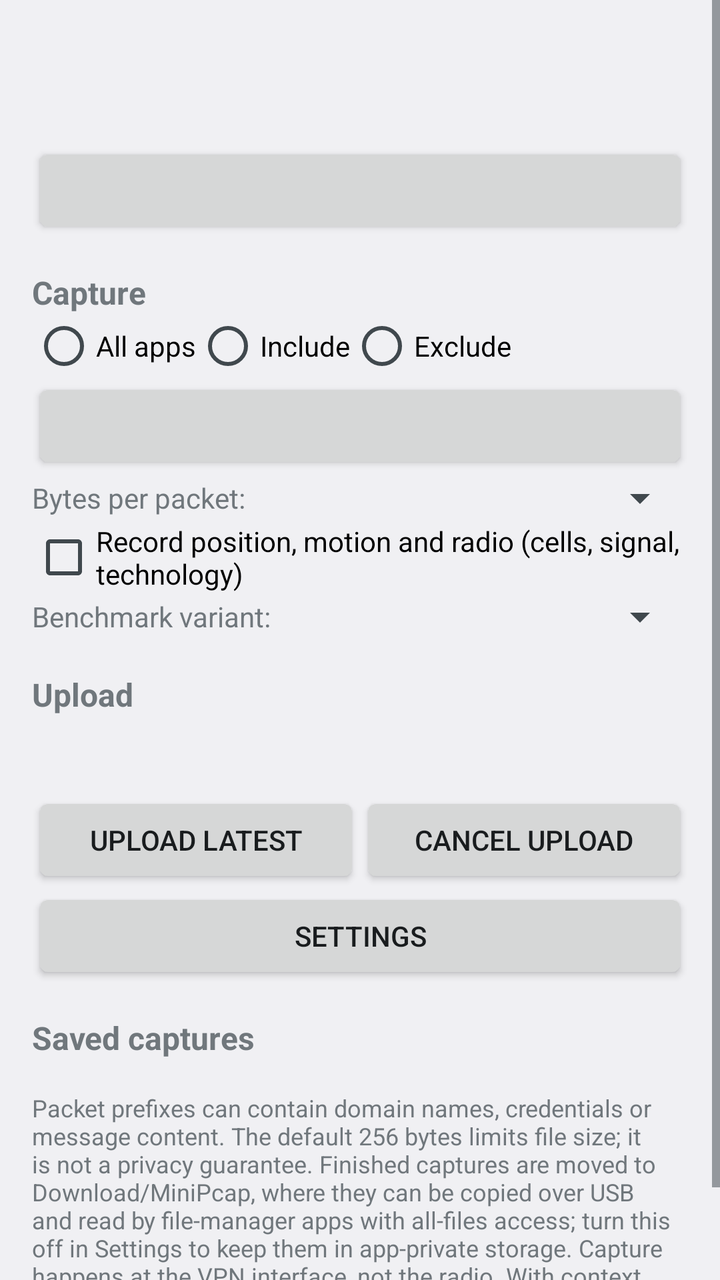
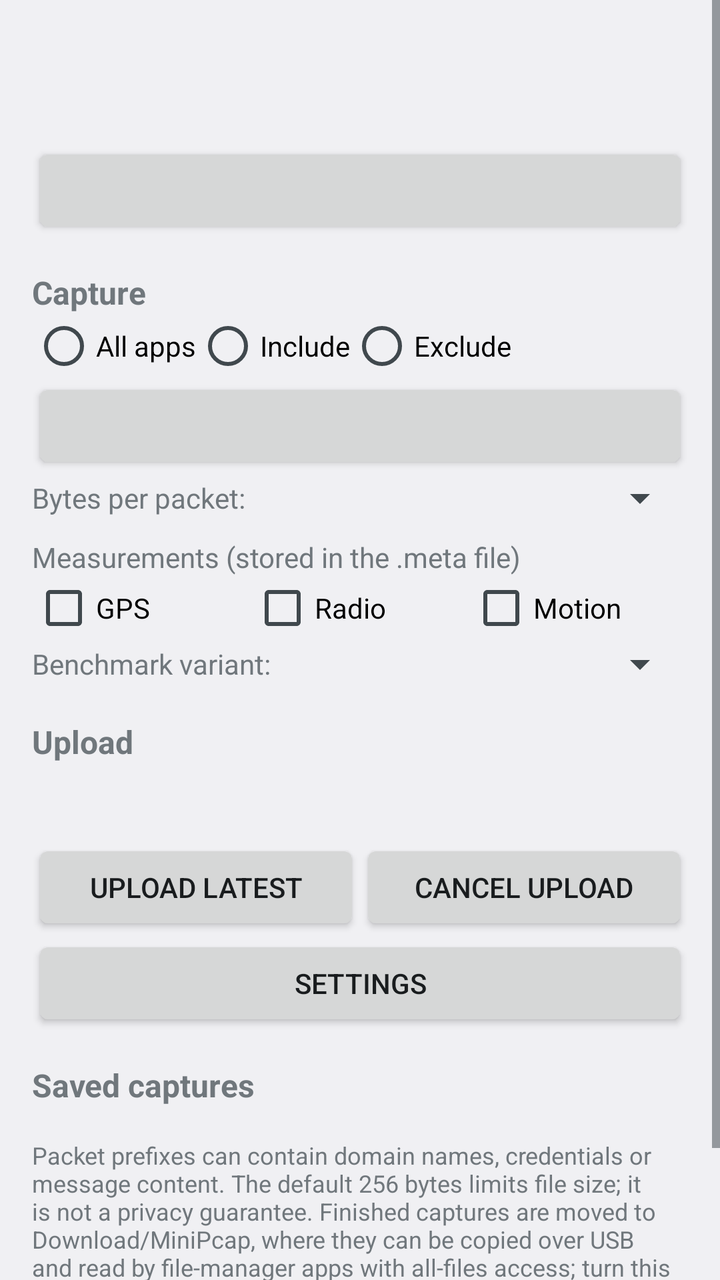

Two renders of the same Android screen: before a commit and after it. Below are the layout's source before the change and the commit's diff.
<!-- AndroidManifest.xml: application theme AppTheme -->
<!-- res/layout/activity_main.xml -->
<?xml version="1.0" encoding="utf-8"?>
<ScrollView xmlns:android="http://schemas.android.com/apk/res/android"
    android:layout_width="match_parent"
    android:layout_height="match_parent"
    android:fitsSystemWindows="true">

    <LinearLayout
        android:layout_width="match_parent"
        android:layout_height="wrap_content"
        android:orientation="vertical"
        android:padding="16dp">

        <TextView
            android:id="@+id/tvState"
            android:layout_width="match_parent"
            android:layout_height="wrap_content"
            android:textSize="20sp"
            android:textStyle="bold" />

        <TextView
            android:id="@+id/tvCounters"
            android:layout_width="match_parent"
            android:layout_height="wrap_content"
            android:layout_marginTop="4dp"
            android:fontFamily="monospace"
            android:textSize="12sp" />

        <Button
            android:id="@+id/btnStartStop"
            android:layout_width="match_parent"
            android:layout_height="wrap_content"
            android:layout_marginTop="8dp" />

        <TextView style="@style/SectionTitle" android:text="@string/capture_settings" />

        <RadioGroup
            android:id="@+id/rgFilter"
            android:layout_width="match_parent"
            android:layout_height="wrap_content"
            android:orientation="horizontal">
            <RadioButton android:id="@+id/rbAll" android:layout_width="wrap_content" android:layout_height="wrap_content" android:text="@string/filter_all" />
            <RadioButton android:id="@+id/rbInclude" android:layout_width="wrap_content" android:layout_height="wrap_content" android:text="@string/filter_include" />
            <RadioButton android:id="@+id/rbExclude" android:layout_width="wrap_content" android:layout_height="wrap_content" android:text="@string/filter_exclude" />
        </RadioGroup>

        <Button
            android:id="@+id/btnPickApps"
            android:layout_width="match_parent"
            android:layout_height="wrap_content" />

        <LinearLayout
            android:layout_width="match_parent"
            android:layout_height="wrap_content"
            android:gravity="center_vertical"
            android:orientation="horizontal">
            <TextView android:layout_width="wrap_content" android:layout_height="wrap_content" android:text="@string/snaplen" />
            <Spinner android:id="@+id/spSnaplen" android:layout_width="0dp" android:layout_weight="1" android:layout_height="wrap_content" />
        </LinearLayout>

        <CheckBox
            android:id="@+id/cbContext"
            android:layout_width="wrap_content"
            android:layout_height="wrap_content"
            android:text="@string/record_context" />

        <LinearLayout
            android:id="@+id/rowVariant"
            android:layout_width="match_parent"
            android:layout_height="wrap_content"
            android:gravity="center_vertical"
            android:orientation="horizontal">
            <TextView android:layout_width="wrap_content" android:layout_height="wrap_content" android:text="@string/variant" />
            <Spinner android:id="@+id/spVariant" android:layout_width="0dp" android:layout_weight="1" android:layout_height="wrap_content" />
        </LinearLayout>

        <TextView style="@style/SectionTitle" android:text="@string/upload" />

        <TextView
            android:id="@+id/tvLatest"
            android:layout_width="match_parent"
            android:layout_height="wrap_content" />

        <TextView
            android:id="@+id/tvUploadStatus"
            android:layout_width="match_parent"
            android:layout_height="wrap_content" />

        <LinearLayout
            android:layout_width="match_parent"
            android:layout_height="wrap_content"
            android:orientation="horizontal">
            <Button android:id="@+id/btnUpload" android:layout_width="0dp" android:layout_weight="1" android:layout_height="wrap_content" android:text="@string/upload_latest" />
            <Button android:id="@+id/btnCancelUpload" android:layout_width="0dp" android:layout_weight="1" android:layout_height="wrap_content" android:text="@string/cancel_upload" />
        </LinearLayout>

        <Button
            android:id="@+id/btnSettings"
            android:layout_width="match_parent"
            android:layout_height="wrap_content"
            android:text="@string/settings" />

        <TextView style="@style/SectionTitle" android:text="@string/saved_captures" />

        <LinearLayout
            android:id="@+id/listSessions"
            android:layout_width="match_parent"
            android:layout_height="wrap_content"
            android:orientation="vertical" />

        <TextView
            android:layout_width="match_parent"
            android:layout_height="wrap_content"
            android:layout_marginTop="16dp"
            android:text="@string/privacy_notice"
            android:textSize="12sp" />
    </LinearLayout>
</ScrollView>
<!-- resources referenced by this layout -->
<resources>
  <string name="cancel_upload">Cancel upload</string>
  <string name="capture_settings">Capture</string>
  <string name="filter_all">All apps</string>
  <string name="filter_exclude">Exclude</string>
  <string name="filter_include">Include</string>
  <string name="privacy_notice">Packet prefixes can contain domain names, credentials or message content. The default 256 bytes limits file size; it is not a privacy guarantee. Finished captures are moved to Download/MiniPcap, where they can be copied over USB and read by file-manager apps with all-files access; turn this off in Settings to keep them in app-private storage. Capture happens at the VPN interface, not the radio. With context recording on, captures also contain your precise location and nearby cell and Wi-Fi identifiers.</string>
  <string name="record_context">Record position, motion and radio (cells, signal, technology)</string>
  <string name="saved_captures">Saved captures</string>
  <string name="settings">Settings</string>
  <string name="snaplen">Bytes per packet: </string>
  <string name="upload">Upload</string>
  <string name="upload_latest">Upload latest</string>
  <string name="variant">Benchmark variant: </string>
  <style name="SectionTitle">
          <item name="android:layout_width">match_parent</item>
          <item name="android:layout_height">wrap_content</item>
          <item name="android:layout_marginTop">16dp</item>
          <item name="android:textStyle">bold</item>
          <item name="android:textSize">16sp</item>
      </style>
  <style name="AppTheme" parent="android:Theme.DeviceDefault.DayNight" />
</resources>

<!-- the commit's change to res/layout/activity_main.xml (unified diff, before → after) -->
@@ -57,11 +57,19 @@
             <Spinner android:id="@+id/spSnaplen" android:layout_width="0dp" android:layout_weight="1" android:layout_height="wrap_content" />
         </LinearLayout>
 
-        <CheckBox
-            android:id="@+id/cbContext"
+        <TextView
             android:layout_width="wrap_content"
             android:layout_height="wrap_content"
-            android:text="@string/record_context" />
+            android:layout_marginTop="8dp"
+            android:text="@string/measurements" />
+        <LinearLayout
+            android:layout_width="match_parent"
+            android:layout_height="wrap_content"
+            android:orientation="horizontal">
+            <CheckBox android:id="@+id/cbGps" android:layout_width="0dp" android:layout_weight="1" android:layout_height="wrap_content" android:text="@string/m_gps" />
+            <CheckBox android:id="@+id/cbRadio" android:layout_width="0dp" android:layout_weight="1" android:layout_height="wrap_content" android:text="@string/m_radio" />
+            <CheckBox android:id="@+id/cbMotion" android:layout_width="0dp" android:layout_weight="1" android:layout_height="wrap_content" android:text="@string/m_motion" />
+        </LinearLayout>
 
         <LinearLayout
             android:id="@+id/rowVariant"
<!-- resource entries referenced after the edit -->
@@ -5,8 +5,11 @@
   <string name="filter_all">All apps</string>
   <string name="filter_exclude">Exclude</string>
   <string name="filter_include">Include</string>
-  <string name="privacy_notice">Packet prefixes can contain domain names, credentials or message content. The default 256 bytes limits file size; it is not a privacy guarantee. Finished captures are moved to Download/MiniPcap, where they can be copied over USB and read by file-manager apps with all-files access; turn this off in Settings to keep them in app-private storage. Capture happens at the VPN interface, not the radio. With context recording on, captures also contain your precise location and nearby cell and Wi-Fi identifiers.</string>
-  <string name="record_context">Record position, motion and radio (cells, signal, technology)</string>
+  <string name="m_gps">GPS</string>
+  <string name="m_motion">Motion</string>
+  <string name="m_radio">Radio</string>
+  <string name="measurements">Measurements (stored in the .meta file)</string>
+  <string name="privacy_notice">Packet prefixes can contain domain names, credentials or message content. The default 256 bytes limits file size; it is not a privacy guarantee. Finished captures are moved to Download/MiniPcap, where they can be copied over USB and read by file-manager apps with all-files access; turn this off in Settings to keep them in app-private storage. Capture happens at the VPN interface, not the radio. With GPS and radio measurements on, the .meta file also contains your precise location track and nearby cell and Wi-Fi identifiers.</string>
   <string name="saved_captures">Saved captures</string>
   <string name="settings">Settings</string>
   <string name="snaplen">Bytes per packet: </string>
